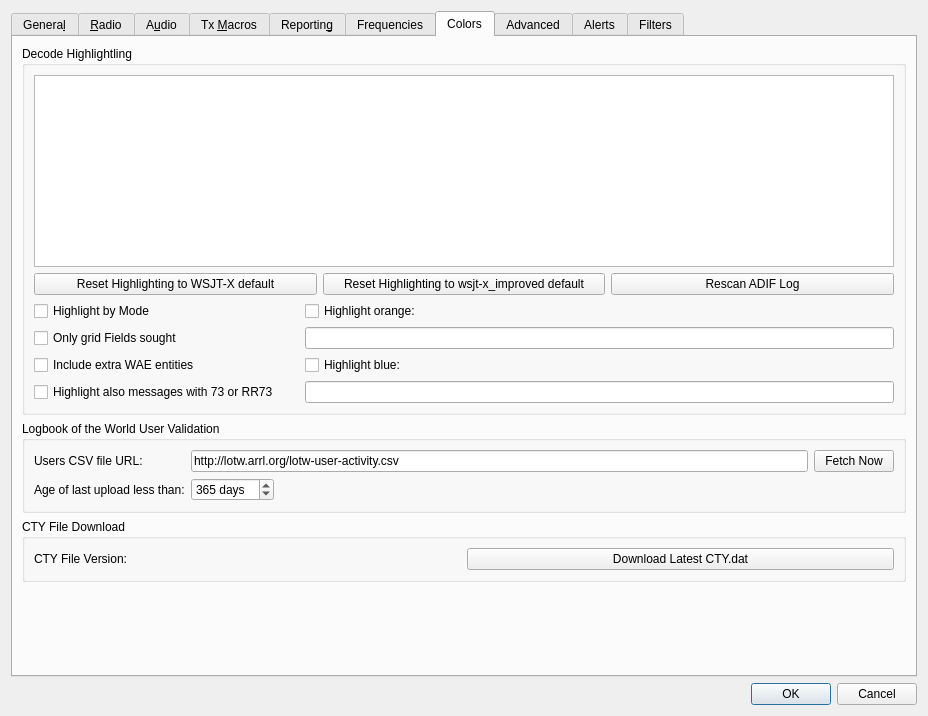
uaro-radio/wsjtx, file Configuration.ui: the form before one commit.
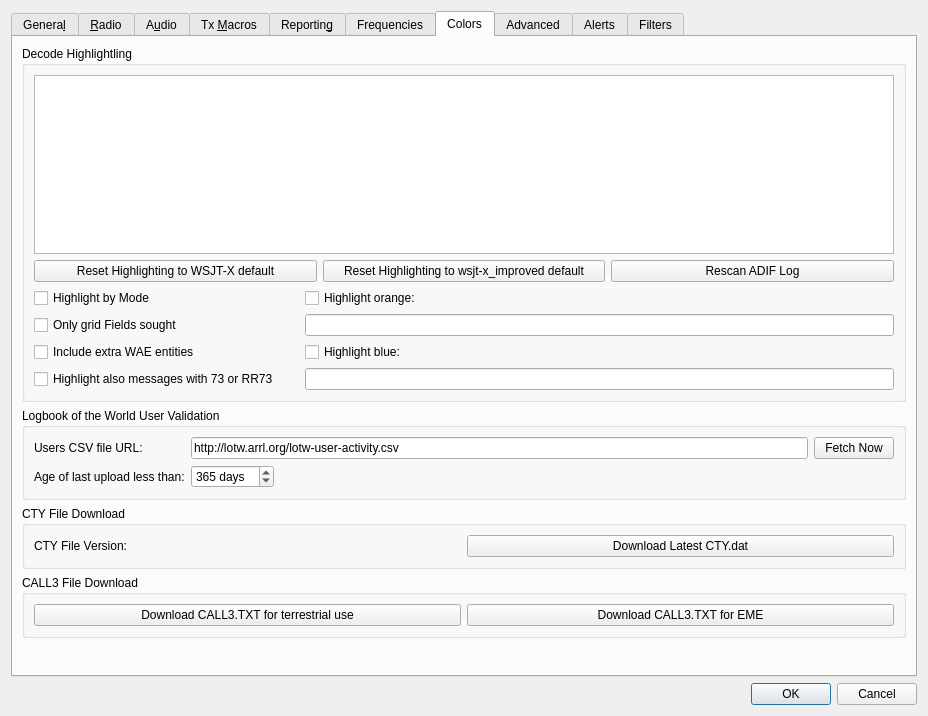
The form after the commit. The open tabs and pages were chosen to show the change. Custom widgets are drawn as their Qt base class.

Commit message: Add feature: Download CALL3.TXT file directly from the program.

The edit to the form file:
```diff
--- a/Configuration.ui
+++ b/Configuration.ui
@@ -2939,6 +2939,35 @@
          </layout>
         </widget>
        </item>
+       <item>
+        <widget class="QGroupBox" name="call3_groupBox">
+         <property name="title">
+          <string>CALL3 File Download</string>
+         </property>
+         <layout class="QHBoxLayout" name="call3_horizontalLayout">
+          <item>
+           <widget class="QPushButton" name="CALL3_download_button">
+            <property name="toolTip">
+             <string>Dowload latest CALL3.TXT file.</string>
+            </property>
+            <property name="text">
+             <string>Download CALL3.TXT for terrestrial use</string>
+            </property>
+           </widget>
+          </item>
+          <item>
+           <widget class="QPushButton" name="CALL3_EME_download_button">
+            <property name="toolTip">
+             <string>Dowload latest CALL3.TXT file for EME. This version is suitable for JT65 Deep Search.</string>
+            </property>
+            <property name="text">
+             <string>Download CALL3.TXT for EME</string>
+            </property>
+           </widget>
+          </item>
+         </layout>
+        </widget>
+       </item>
        <item>
         <spacer name="verticalSpacer_6">
          <property name="orientation">
```
Left out of the diff: 14 changed lines with no effect on the pictures. The commit also changes 5 other files.
